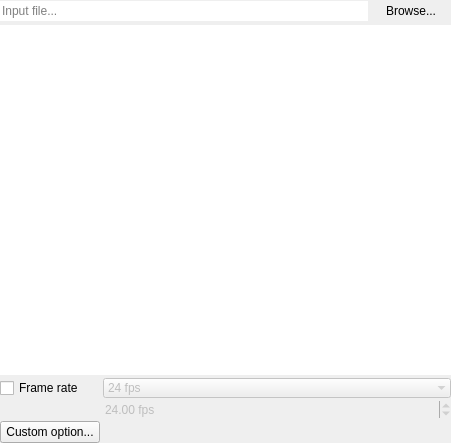
Old version of the form DuFFMpeg/inputwidget.ui in the repository RxLaboratory/DuME.
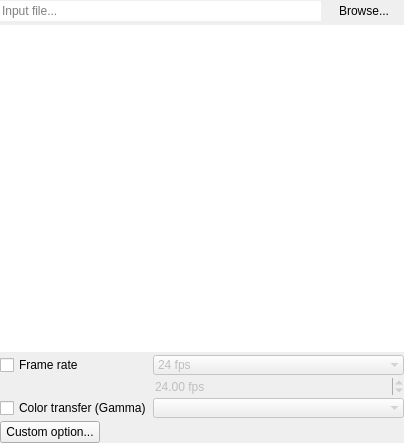
New version of the form.

The edit to the form file:
```diff
--- a/DuFFMpeg/inputwidget.ui
+++ b/DuFFMpeg/inputwidget.ui
@@ -6,7 +6,7 @@
    <rect>
     <x>0</x>
     <y>0</y>
-    <width>451</width>
+    <width>404</width>
     <height>443</height>
    </rect>
   </property>
@@ -75,8 +75,8 @@
        <rect>
         <x>0</x>
         <y>0</y>
-        <width>451</width>
-        <height>417</height>
+        <width>404</width>
+        <height>415</height>
        </rect>
       </property>
       <layout class="QVBoxLayout" name="verticalLayout" stretch="1,0">
@@ -216,7 +216,7 @@
            </property>
           </widget>
          </item>
-         <item row="2" column="0">
+         <item row="3" column="0">
           <widget class="QPushButton" name="addParamButton">
            <property name="minimumSize">
             <size>
@@ -254,6 +254,44 @@
            </property>
           </widget>
          </item>
+         <item row="2" column="0">
+          <widget class="QCheckBox" name="trcButton">
+           <property name="minimumSize">
+            <size>
+             <width>150</width>
+             <height>0</height>
+            </size>
+           </property>
+           <property name="maximumSize">
+            <size>
+             <width>100</width>
+             <height>16777215</height>
+            </size>
+           </property>
+           <property name="text">
+            <string>Color transfer (Gamma)</string>
+           </property>
+          </widget>
+         </item>
+         <item row="2" column="1">
+          <widget class="QComboBox" name="trcBox">
+           <property name="enabled">
+            <bool>false</bool>
+           </property>
+           <property name="sizePolicy">
+            <sizepolicy hsizetype="Minimum" vsizetype="Fixed">
+             <horstretch>0</horstretch>
+             <verstretch>0</verstretch>
+            </sizepolicy>
+           </property>
+           <property name="currentIndex">
+            <number>-1</number>
+           </property>
+           <property name="frame">
+            <bool>false</bool>
+           </property>
+          </widget>
+         </item>
         </layout>
        </item>
       </layout>
```
